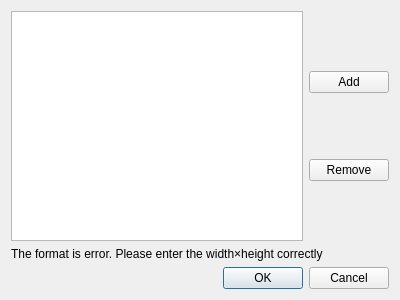
The window that Plugins/FreeRDP/Client/DlgDesktopSize.ui (KangLin/RabbitRemoteControl) describes before a commit, drawn with Qt 5.
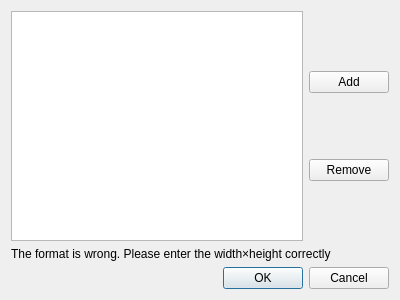
The same window after the commit. Icons and pictures are not drawn.

```diff
--- a/Plugins/FreeRDP/Client/DlgDesktopSize.ui
+++ b/Plugins/FreeRDP/Client/DlgDesktopSize.ui
@@ -55,7 +55,7 @@
       <bool>true</bool>
      </property>
      <property name="text">
-      <string>The format is error. Please enter the width×height correctly</string>
+      <string>The format is wrong. Please enter the width×height correctly</string>
      </property>
      <property name="wordWrap">
       <bool>true</bool>
```
